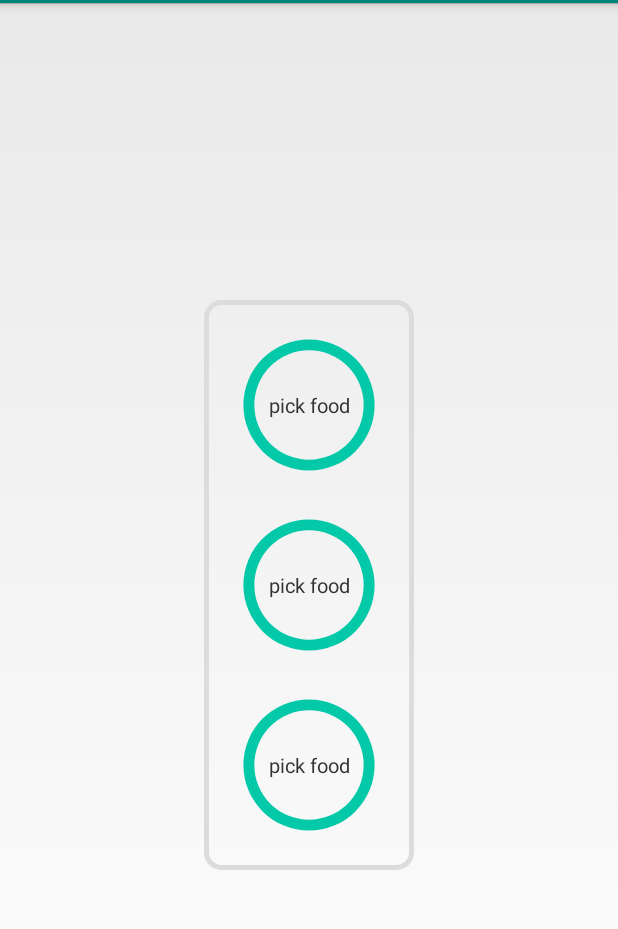
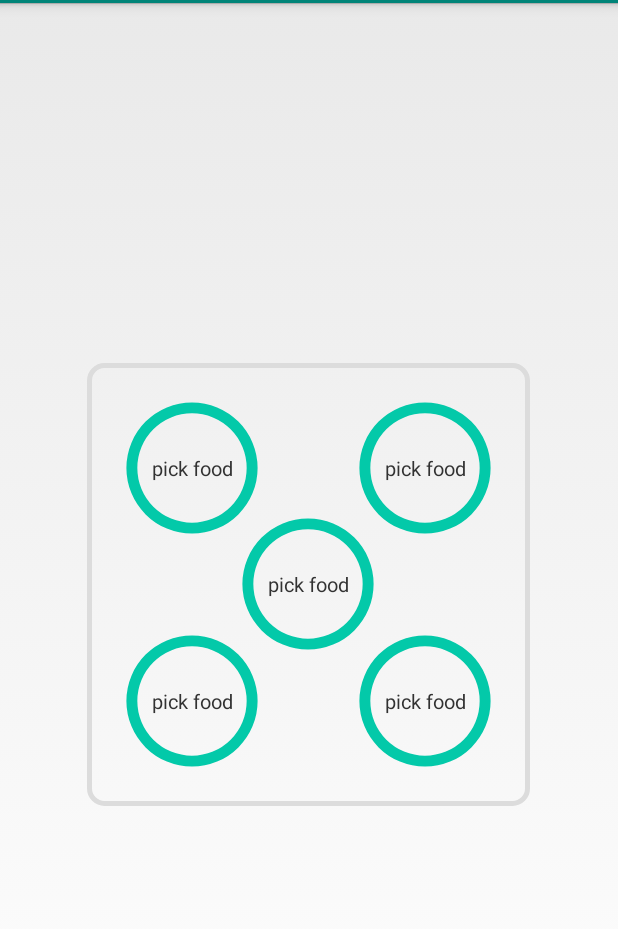
Before and after one commit to TomDoes/Kooktijden, an Android app: the fragment FragmentKookplaat5pits shown on its own in the app's theme, on a phone screen of 412 x 824 dp, the part 69-998 px from its top. Run offline under Robolectric (Android 15) with nearby library versions, the phone set to English and light mode, and no system bars.

Commit message:
Nieuwe kookplaten gek

```diff
--- a/app/src/main/java/com/tomdoesburg/kooktijden/FragmentKookplaat3pits.java
+++ b/app/src/main/java/com/tomdoesburg/kooktijden/FragmentKookplaat5pits.java
@@ -14,13 +14,13 @@ import android.widget.TextView;
  */
 // Instances of this class are fragments representing a single
 // object in our collection.
-public class FragmentKookplaat3pits extends Fragment {
+public class FragmentKookplaat5pits extends Fragment {
     public static final String ARG_OBJECT = "object";
 
     @Override
     public View onCreateView(LayoutInflater inflater, ViewGroup container, Bundle savedInstanceState) {
         // The last two arguments ensure LayoutParams are inflated properly.
-        View rootView = inflater.inflate(R.layout.kookplaat3pits, container, false);
+        View rootView = inflater.inflate(R.layout.kookplaat5pits, container, false);
         return rootView;
     }
 
@@ -59,5 +59,27 @@ public class FragmentKookplaat3pits extends Fragment {
 
         TimerHelper timerHelper3 = new TimerHelper();
         timerHelper3.init(kookplaat3_progress,kookplaat3_text,kookplaat3_plus,kookplaat3_min);
+
+
+        //kookplaat 4
+        View kookplaat4view = getView().findViewById(R.id.kookplaat4);
+        ProgressBar kookplaat4_progress = (ProgressBar) kookplaat4view.findViewById(R.id.kookplaat);
+        TextView kookplaat4_text = (TextView) kookplaat4view.findViewById(R.id.kookplaatText);
+        Button kookplaat4_plus = (Button) kookplaat4view.findViewById(R.id.buttonTimerPlus);
+        Button kookplaat4_min = (Button) kookplaat4view.findViewById(R.id.buttonTimerMin);
+
+        TimerHelper timerHelper4 = new TimerHelper();
+        timerHelper4.init(kookplaat4_progress,kookplaat4_text,kookplaat4_plus,kookplaat4_min);
+
+
+        //kookplaat 5
+        View kookplaat5view = getView().findViewById(R.id.kookplaat5);
+        ProgressBar kookplaat5_progress = (ProgressBar) kookplaat5view.findViewById(R.id.kookplaat);
+        TextView kookplaat5_text = (TextView) kookplaat5view.findViewById(R.id.kookplaatText);
+        Button kookplaat5_plus = (Button) kookplaat5view.findViewById(R.id.buttonTimerPlus);
+        Button kookplaat5_min = (Button) kookplaat5view.findViewById(R.id.buttonTimerMin);
+
+        TimerHelper timerHelper5 = new TimerHelper();
+        timerHelper5.init(kookplaat5_progress,kookplaat5_text,kookplaat5_plus,kookplaat5_min);
     }
 }
--- a/app/src/main/java/com/tomdoesburg/kooktijden/MyFragmentPagerAdapter.java
+++ b/app/src/main/java/com/tomdoesburg/kooktijden/MyFragmentPagerAdapter.java
@@ -25,7 +25,10 @@ public class MyFragmentPagerAdapter extends FragmentStatePagerAdapter {
                 fragment = new FragmentKookplaat2pits();
                 return fragment;
             case 2:
-                fragment = new FragmentKookplaat3pits();
+                fragment = new FragmentKookplaat4pits();
+                return fragment;
+            case 3:
+                fragment = new FragmentKookplaat5pits();
                 return fragment;
         }
         //if we get to this, something is wrong
@@ -34,7 +37,7 @@ public class MyFragmentPagerAdapter extends FragmentStatePagerAdapter {
 
     @Override
     public int getCount() {
-        return 3;
+        return 4;
     }
 
     @Override
--- a/app/src/main/res/layout/kookplaat3pits.xml
+++ b/app/src/main/res/layout/kookplaat5pits.xml
@@ -19,19 +19,34 @@
         <include layout="@layout/single_kookplaat"
             android:id="@+id/kookplaat1"
             android:layout_width="wrap_content"
-            android:layout_height="wrap_content"/>
+            android:layout_height="wrap_content"
+            android:layout_marginRight="35dp"/>
 
         <include layout="@layout/single_kookplaat"
             android:id="@+id/kookplaat2"
             android:layout_width="wrap_content"
             android:layout_height="wrap_content"
-            android:layout_below="@+id/kookplaat1"/>
+            android:layout_toRightOf="@+id/kookplaat1"/>
 
         <include layout="@layout/single_kookplaat"
             android:id="@+id/kookplaat3"
             android:layout_width="wrap_content"
             android:layout_height="wrap_content"
+            android:layout_marginTop="35dp"
             android:layout_below="@+id/kookplaat2"/>
+
+        <include layout="@layout/single_kookplaat"
+            android:id="@+id/kookplaat4"
+            android:layout_width="wrap_content"
+            android:layout_height="wrap_content"
+            android:layout_alignLeft="@+id/kookplaat2"
+            android:layout_alignBottom="@id/kookplaat3"/>
+
+        <include layout="@layout/single_kookplaat"
+            android:id="@+id/kookplaat5"
+            android:layout_width="wrap_content"
+            android:layout_height="wrap_content"
+            android:layout_centerInParent="true"/>
 
     </RelativeLayout>
 
```
Also changed, not shown: app/src/main/java/com/tomdoesburg/kooktijden/MainActivity.java (+4 -4 lines), app/src/main/res/drawable/line_horizontal.xml (added, +8 -0 lines), app/src/main/res/drawable/line_vertical.xml (added, +12 -0 lines).
